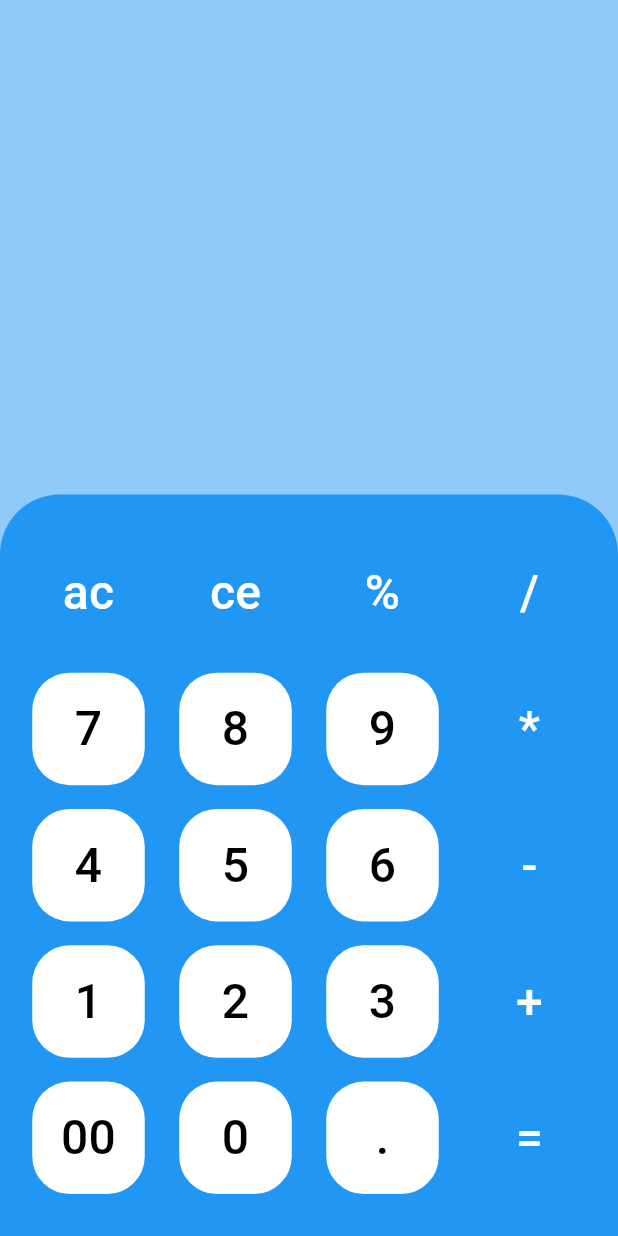
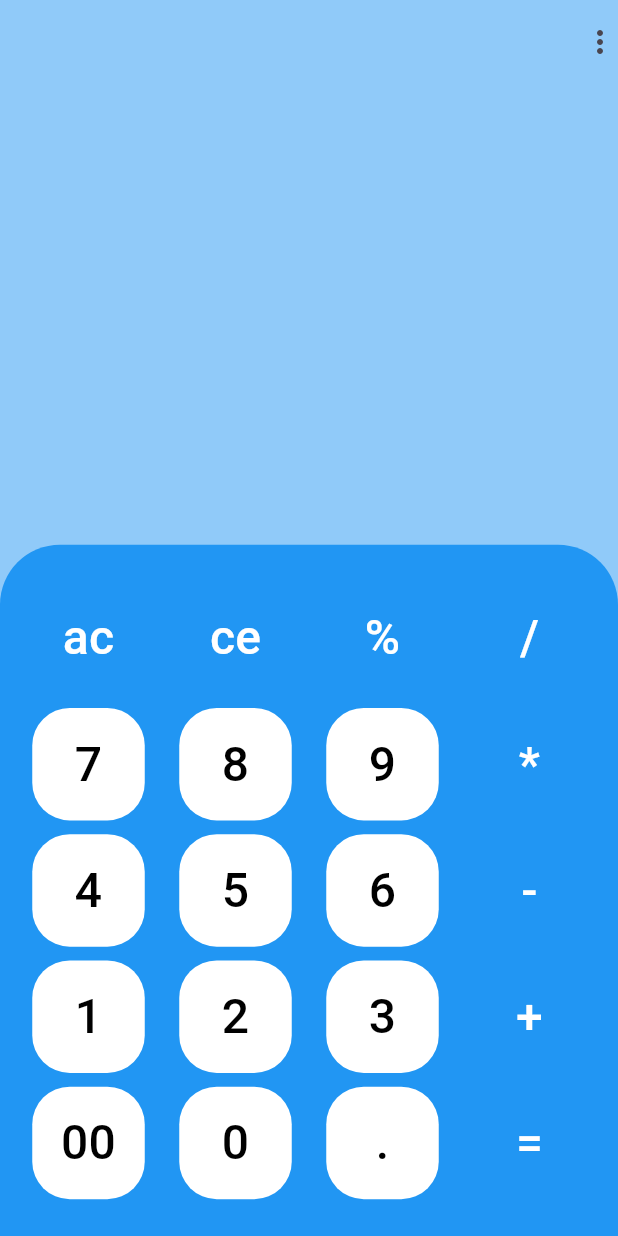
Before and after one commit to MMETehrani/calculator-for-android, a Flutter app: the screen it shows after launch, on a phone screen of 412 x 824 dp. Run offline on Flutter 3.47's test engine with Material 3 defaults, Android fonts, the phone set to English and light mode, and no system bars; drawn by our look-alikes of dynamic_color; our stand-ins replace hexcolor, math_expressions.

Commit message:
add appbar and RichText for modified operators color

```diff
--- a/lib/main.dart
+++ b/lib/main.dart
@@ -184,6 +184,10 @@ class _CalculatorAppState extends State<CalculatorApp> {
     return MaterialApp(
       debugShowCheckedModeBanner: false,
       home: Scaffold(
+        appBar: AppBar(
+          backgroundColor: Theme.of(context).colorScheme.background,
+          actions: [Icon(Icons.more_vert)],
+        ),
         backgroundColor: Theme.of(context).colorScheme.background,
         body: SafeArea(
           child: Column(
@@ -201,13 +205,24 @@ class _CalculatorAppState extends State<CalculatorApp> {
                       children: [
                         Padding(
                           padding: EdgeInsets.all(10),
-                          child: Text(
-                            inputUser,
-                            textAlign: TextAlign.end,
-                            style: TextStyle(
-                              color: textGrey,
-                              fontWeight: FontWeight.bold,
-                              fontSize: 62,
+                          child: RichText(
+                            // Replace Text widget with RichText
+                            text: TextSpan(
+                              children: [
+                                for (var char in inputUser
+                                    .split('')) // Iterate over characters
+                                  TextSpan(
+                                    text: char,
+                                    style: TextStyle(
+                                      // Set text color based on operator
+                                      color: isOperator(char)
+                                          ? Colors.red
+                                          : Colors.black,
+                                      fontSize: 32.0,
+                                      fontWeight: FontWeight.bold,
+                                    ),
+                                  ),
+                              ],
                             ),
                           ),
                         ),
```
